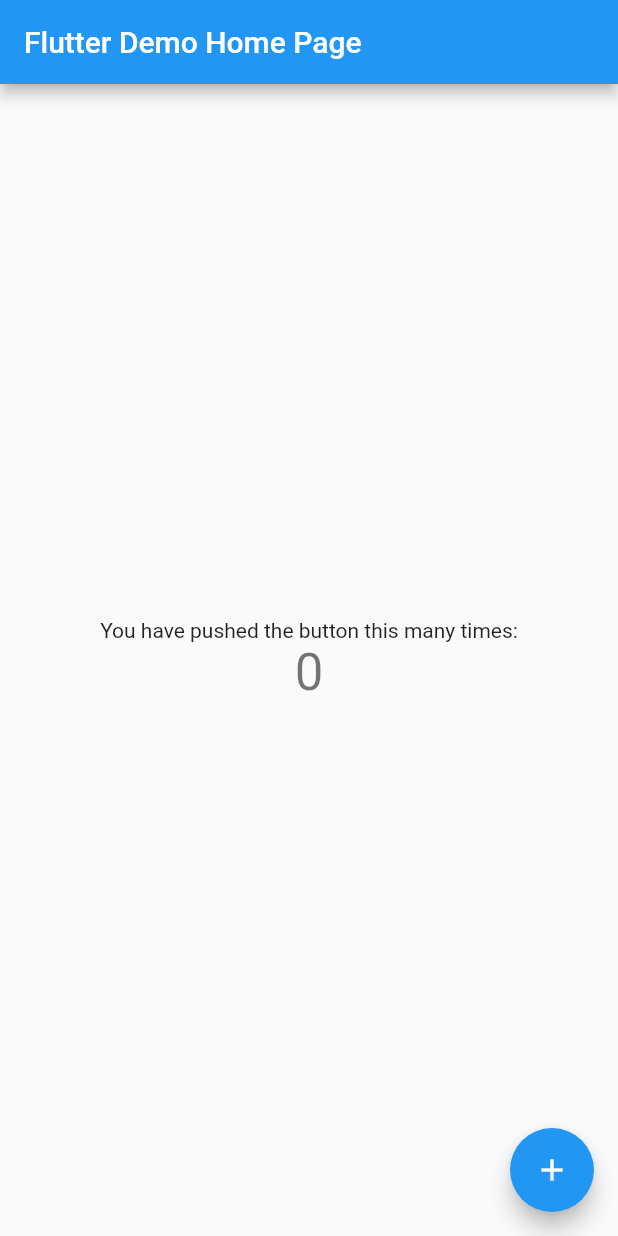
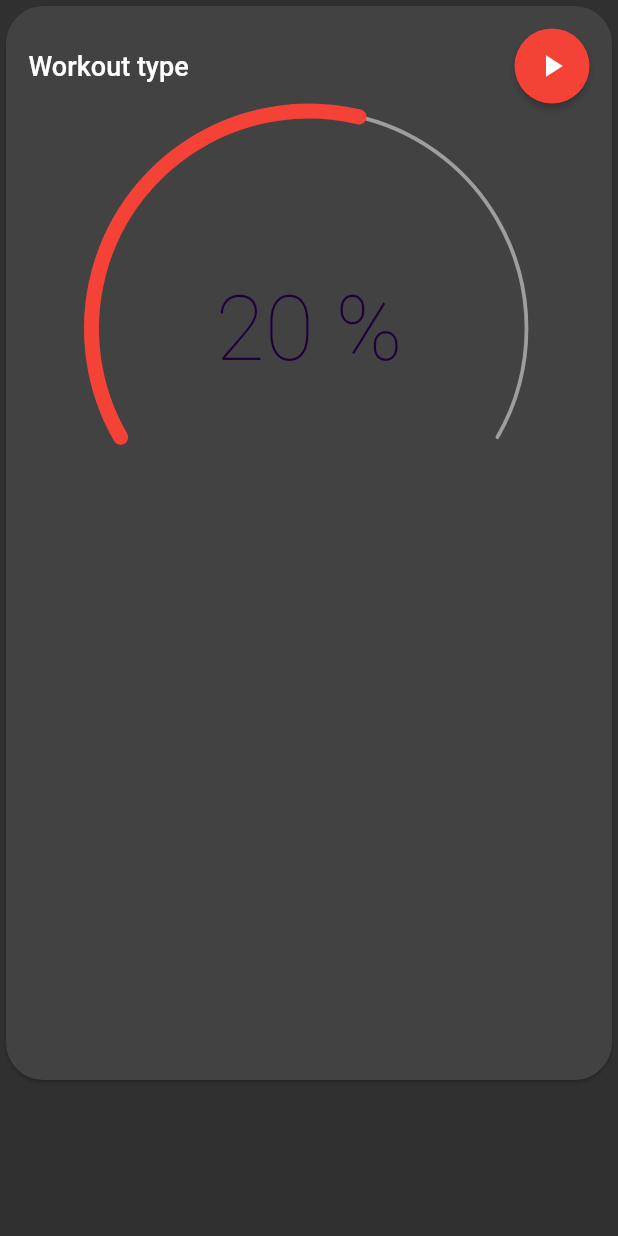
Before and after one commit to jakeaufderheide/interval-timer, a Flutter app: the screen it shows after launch, on a phone screen of 412 x 824 dp. Run offline on Flutter 3.47's test engine with Material 2 defaults, Android fonts, the phone set to English and light mode, and no system bars; drawn by our look-alikes of sleek_circular_slider.

Commit message:
starts main content card for timer screen

```diff
--- /dev/null
+++ b/lib/constants.dart
@@ -0,0 +1,8 @@
+import 'package:flutter/material.dart';
+
+const TextStyle kHeaderText = TextStyle(
+  fontSize: 18.0,
+  fontWeight: FontWeight.w500,
+);
+
+const kStandardPadding = 15.0;
--- a/lib/main.dart
+++ b/lib/main.dart
@@ -1,117 +1,18 @@
 import 'package:flutter/material.dart';
+
+import 'screens/timer_page.dart';
 
 void main() {
   runApp(MyApp());
 }
 
 class MyApp extends StatelessWidget {
-  // This widget is the root of your application.
   @override
   Widget build(BuildContext context) {
     return MaterialApp(
-      title: 'Flutter Demo',
-      theme: ThemeData(
-        // This is the theme of your application.
-        //
-        // Try running your application with "flutter run". You'll see the
-        // application has a blue toolbar. Then, without quitting the app, try
-        // changing the primarySwatch below to Colors.green and then invoke
-        // "hot reload" (press "r" in the console where you ran "flutter run",
-        // or simply save your changes to "hot reload" in a Flutter IDE).
-        // Notice that the counter didn't reset back to zero; the application
-        // is not restarted.
-        primarySwatch: Colors.blue,
-        // This makes the visual density adapt to the platform that you run
-        // the app on. For desktop platforms, the controls will be smaller and
-        // closer together (more dense) than on mobile platforms.
-        visualDensity: VisualDensity.adaptivePlatformDensity,
-      ),
-      home: MyHomePage(title: 'Flutter Demo Home Page'),
+      title: 'Interval Timer',
+      theme: ThemeData.dark(),
+      home: TimerPage(),
     );
   }
 }
-
-class MyHomePage extends StatefulWidget {
-  MyHomePage({Key key, this.title}) : super(key: key);
-
-  // This widget is the home page of your application. It is stateful, meaning
-  // that it has a State object (defined below) that contains fields that affect
-  // how it looks.
-
-  // This class is the configuration for the state. It holds the values (in this
-  // case the title) provided by the parent (in this case the App widget) and
-  // used by the build method of the State. Fields in a Widget subclass are
-  // always marked "final".
-
-  final String title;
-
-  @override
-  _MyHomePageState createState() => _MyHomePageState();
-}
-
-class _MyHomePageState extends State<MyHomePage> {
-  int _counter = 0;
-
-  void _incrementCounter() {
-    setState(() {
-      // This call to setState tells the Flutter framework that something has
-      // changed in this State, which causes it to rerun the build method below
-      // so that the display can reflect the updated values. If we changed
-      // _counter without calling setState(), then the build method would not be
-      // called again, and so nothing would appear to happen.
-      _counter++;
-    });
-  }
-
-  @override
-  Widget build(BuildContext context) {
-    // This method is rerun every time setState is called, for instance as done
-    // by the _incrementCounter method above.
-    //
-    // The Flutter framework has been optimized to make rerunning build methods
-    // fast, so that you can just rebuild anything that needs updating rather
-    // than having to individually change instances of widgets.
-    return Scaffold(
-      appBar: AppBar(
-        // Here we take the value from the MyHomePage object that was created by
-        // the App.build method, and use it to set our appbar title.
-        title: Text(widget.title),
-      ),
-      body: Center(
-        // Center is a layout widget. It takes a single child and positions it
-        // in the middle of the parent.
-        child: Column(
-          // Column is also a layout widget. It takes a list of children and
-          // arranges them vertically. By default, it sizes itself to fit its
-          // children horizontally, and tries to be as tall as its parent.
-          //
-          // Invoke "debug painting" (press "p" in the console, choose the
-          // "Toggle Debug Paint" action from the Flutter Inspector in Android
-          // Studio, or the "Toggle Debug Paint" command in Visual Studio Code)
-          // to see the wireframe for each widget.
-          //
-          // Column has various properties to control how it sizes itself and
-          // how it positions its children. Here we use mainAxisAlignment to
-          // center the children vertically; the main axis here is the vertical
-          // axis because Columns are vertical (the cross axis would be
-          // horizontal).
-          mainAxisAlignment: MainAxisAlignment.center,
-          children: <Widget>[
-            Text(
-              'You have pushed the button this many times:',
-            ),
-            Text(
-              '$_counter',
-              style: Theme.of(context).textTheme.headline4,
-            ),
-          ],
-        ),
-      ),
-      floatingActionButton: FloatingActionButton(
-        onPressed: _incrementCounter,
-        tooltip: 'Increment',
-        child: Icon(Icons.add),
-      ), // This trailing comma makes auto-formatting nicer for build methods.
-    );
-  }
-}
--- /dev/null
+++ b/lib/screens/timer_page.dart
@@ -0,0 +1,93 @@
+import 'package:flutter/material.dart';
+import 'package:interval_timer/constants.dart';
+import 'package:sleek_circular_slider/sleek_circular_slider.dart';
+
+class TimerPage extends StatefulWidget {
+  @override
+  _TimerPageState createState() => _TimerPageState();
+}
+
+class _TimerPageState extends State<TimerPage> {
+  @override
+  Widget build(BuildContext context) {
+    return Scaffold(
+      body: Column(
+        children: <Widget>[
+          Expanded(
+            child: Card(
+              child: SafeArea(
+                child: WorkoutCardContent(),
+              ),
+              shape: RoundedRectangleBorder(
+                  borderRadius: BorderRadius.circular(25.0)),
+            ),
+          ),
+          SizedBox(
+            height: 100,
+          )
+        ],
+      ),
+    );
+  }
+}
+
+class WorkoutCardContent extends StatelessWidget {
+  const WorkoutCardContent({
+    Key key,
+  }) : super(key: key);
+
+  @override
+  Widget build(BuildContext context) {
+    return Padding(
+      padding: const EdgeInsets.all(kStandardPadding),
+      child: Column(
+        mainAxisAlignment: MainAxisAlignment.start,
+        children: <Widget>[
+          TopBar(),
+          SleekCircularSlider(
+            appearance: CircularSliderAppearance(
+                customColors: CustomSliderColors(
+                  progressBarColor: Colors.red,
+                  dotColor: Color.fromRGBO(0, 0, 0, 0),
+                  shadowColor: Colors.black,
+                  shadowMaxOpacity: .05,
+                  trackColor: Colors.grey,
+                ),
+                size: 300,
+                customWidths: CustomSliderWidths(progressBarWidth: 10)),
+            min: 10,
+            max: 28,
+            initialValue: 20,
+          ),
+        ],
+      ),
+    );
+  }
+}
+
+class TopBar extends StatelessWidget {
+  const TopBar({
+    Key key,
+  }) : super(key: key);
+
+  @override
+  Widget build(BuildContext context) {
+    return Row(
+      children: <Widget>[
+        Expanded(
+          child: Text(
+            'Workout type',
+            style: kHeaderText,
+          ),
+        ),
+        RawMaterialButton(
+          child: Icon(Icons.play_arrow),
+          onPressed: () => {},
+          fillColor: Colors.red,
+          shape: CircleBorder(),
+          constraints: BoxConstraints(minWidth: 50.0, minHeight: 50.0),
+        ),
+      ],
+    );
+  }
+}
--- a/pubspec.yaml
+++ b/pubspec.yaml
@@ -28,6 +28,7 @@
   # The following adds the Cupertino Icons font to your application.
   # Use with the CupertinoIcons class for iOS style icons.
   cupertino_icons: ^0.1.3
+  sleek_circular_slider: ^1.1.0
 
 dev_dependencies:
   flutter_test:
```
